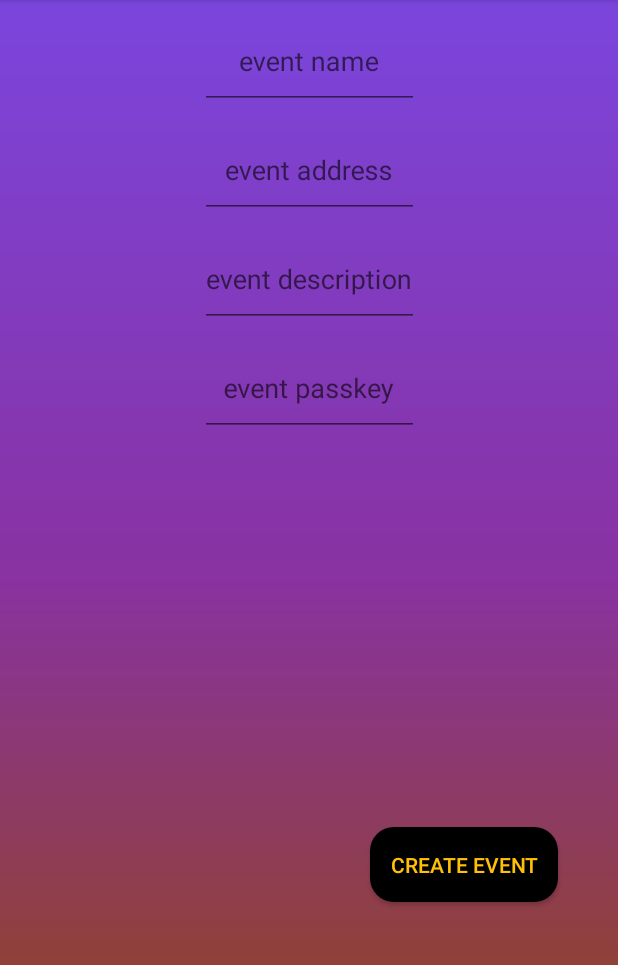
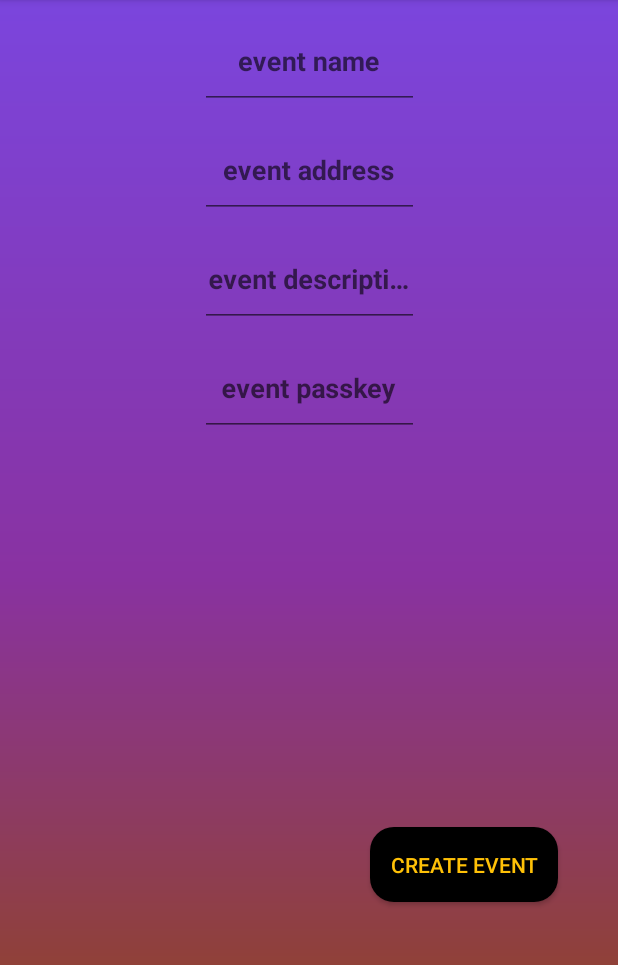
Before and after one commit to picme-gallery/picme-gallery, an Android app: the EventsFragment screen opened directly, with no data from a screen before it, after a tap on "ADD EVENT", on a phone screen of 412 x 824 dp, the part 84-1049 px from its top. Run offline under Robolectric (Android 15) with nearby library versions, the phone set to English and light mode, and no system bars; our stand-ins replace RxJava; 1 statement that could not run was skipped.

Commit message:
made hints in fragment_events and fragment_define_event more visible

```diff
--- a/app/src/main/res/layout/fragment_define_event.xml
+++ b/app/src/main/res/layout/fragment_define_event.xml
@@ -40,6 +40,8 @@
       android:gravity="center"
       android:textAlignment="center"
       android:hint="@string/event_name_hint"
+      android:textColorHint="@color/black"
+      android:textStyle="bold"
       android:inputType="textCapCharacters|textMultiLine|text"/>
 
   </com.google.android.material.textfield.TextInputLayout>
@@ -61,6 +63,8 @@
       android:layout_height="62dp"
       android:gravity="center"
       android:textAlignment="center"
+      android:textStyle="bold"
+      android:textColorHint="@color/black"
       android:hint="@string/event_address_hint"
       android:inputType="textCapCharacters|textMultiLine|text"/>
 
@@ -82,9 +86,11 @@
       android:layout_width="146dp"
       android:layout_height="62dp"
       android:gravity="center"
-      android:textAlignment="center"
+      android:textColorHint="@color/black"
+      android:textStyle="bold"
       android:hint="@string/event_description_hint"
-      android:inputType="textCapCharacters|textMultiLine|text"/>
+      android:inputType="textCapCharacters|textMultiLine|text"
+      android:textAlignment="center"/>
 
   </com.google.android.material.textfield.TextInputLayout>
 
@@ -103,9 +109,11 @@
       android:layout_width="146dp"
       android:layout_height="62dp"
       android:gravity="center"
-      android:textAlignment="center"
+      android:textColorHint="@color/black"
+      android:textStyle="bold"
       android:hint="@string/event_passkey_hint"
-      android:inputType="textCapCharacters|textMultiLine|text"/>
+      android:inputType="textCapCharacters|textMultiLine|text"
+      android:textAlignment="center"/>
 
   </com.google.android.material.textfield.TextInputLayout>
 
```
Also changed, not shown: app/src/main/java/edu/cnm/deepdive/picmegallery/controller/ui/camera/CameraFragment.java (+0 -10 lines), app/src/main/res/layout/fragment_events.xml (+4 -3 lines).
